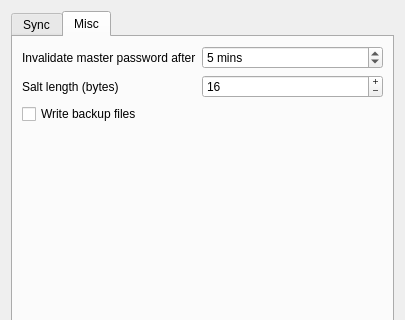
Above: ctSESAM/optionsdialog.ui from 607011/Qt-SESAM before the change; both pictures show x 0 to 405 and y 0 to 320 of the 405 by 498 pixel window. Below: the same form after it.
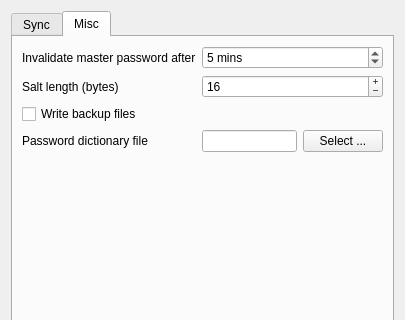
That is the form after the change. The open tabs and pages were chosen to show the change.

Commit message: Added a facility to check if newly entered passwords are contained in (sorted) password files.

Diff of the .ui file:
```diff
--- a/ctSESAM/optionsdialog.ui
+++ b/ctSESAM/optionsdialog.ui
@@ -331,6 +331,27 @@
            </property>
           </widget>
          </item>
+         <item row="3" column="0">
+          <widget class="QLabel" name="label_9">
+           <property name="text">
+            <string>Password dictionary file</string>
+           </property>
+          </widget>
+         </item>
+         <item row="3" column="1">
+          <layout class="QHBoxLayout" name="horizontalLayout_4">
+           <item>
+            <widget class="QLineEdit" name="passwordFileLineEdit"/>
+           </item>
+           <item>
+            <widget class="QPushButton" name="selectPasswordFilePushButton">
+             <property name="text">
+              <string>Select ...</string>
+             </property>
+            </widget>
+           </item>
+          </layout>
+         </item>
         </layout>
        </item>
        <item>
```
The commit also changes 7 other files.
